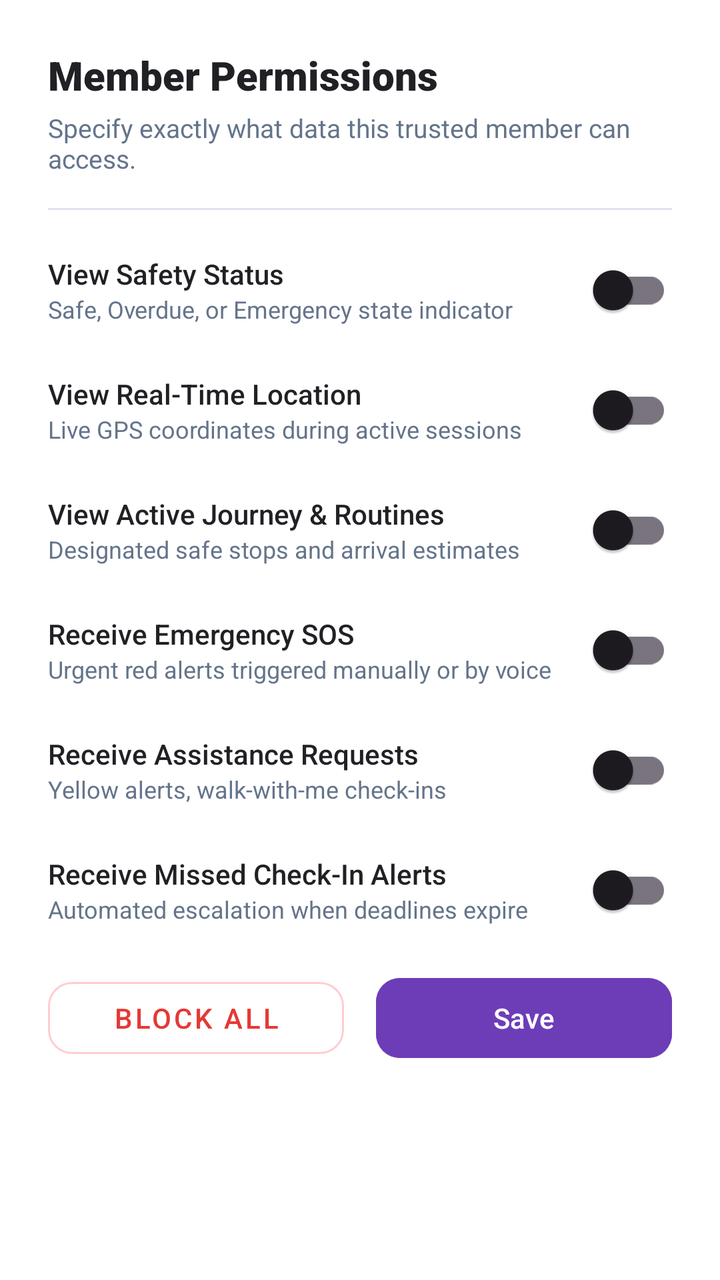
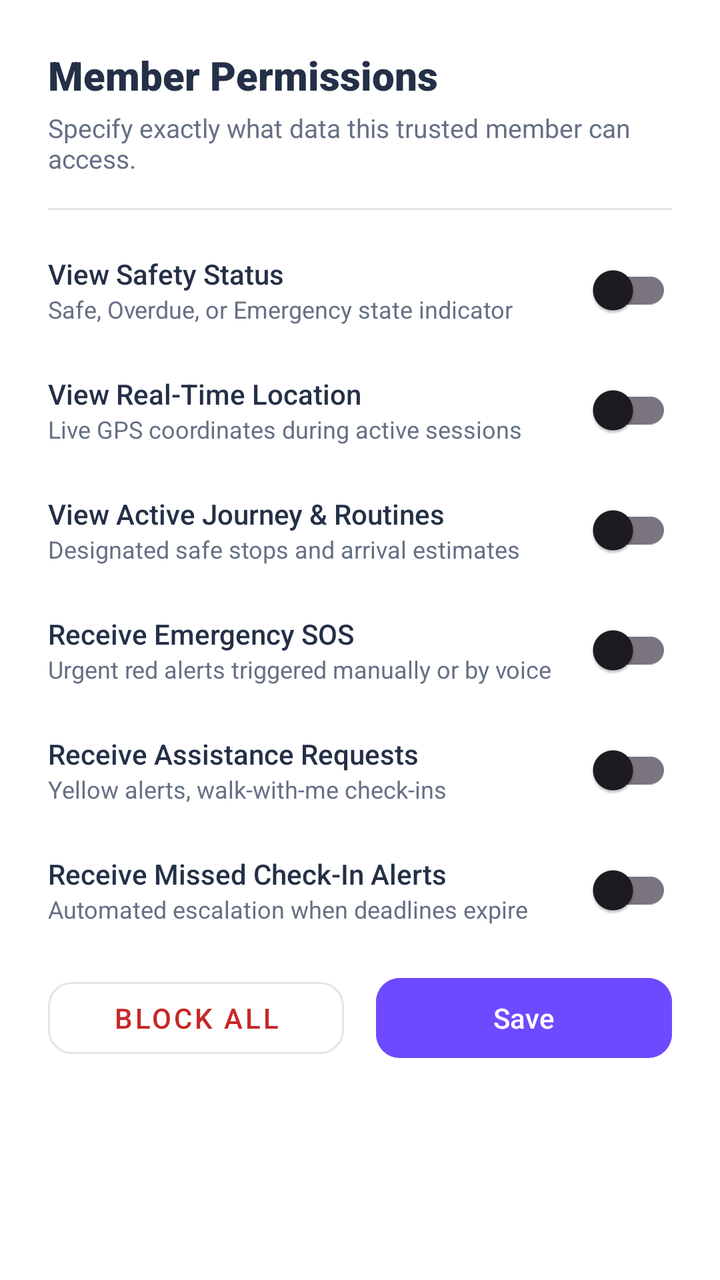

Compare the two renders of this Android layout. The source of the first and the diff that turns it into the second are given below.
<!-- AndroidManifest.xml: application theme Theme.EmpowHer -->
<!-- res/layout/dialog_edit_permissions.xml -->
<?xml version="1.0" encoding="utf-8"?>
<LinearLayout
    xmlns:android="http://schemas.android.com/apk/res/android"
    xmlns:app="http://schemas.android.com/apk/res-auto"
    xmlns:tools="http://schemas.android.com/tools"
    android:layout_width="match_parent"
    android:layout_height="wrap_content"
    android:background="@color/white"
    android:orientation="vertical"
    android:padding="24dp">

    <TextView
        android:id="@+id/tv_dialog_perm_title"
        android:layout_width="match_parent"
        android:layout_height="wrap_content"
        android:fontFamily="sans-serif-black"
        android:text="Member Permissions"
        android:textColor="@color/text_primary"
        android:textSize="20sp" />

    <TextView
        android:id="@+id/tv_dialog_perm_subtitle"
        android:layout_width="match_parent"
        android:layout_height="wrap_content"
        android:layout_marginTop="4dp"
        android:fontFamily="sans-serif"
        android:text="Specify exactly what data this trusted member can access."
        android:textColor="@color/text_secondary"
        android:textSize="13sp" />

    <View
        android:layout_width="match_parent"
        android:layout_height="1dp"
        android:layout_marginVertical="16dp"
        android:background="@color/subtle_border" />

    
    <LinearLayout
        android:layout_width="match_parent"
        android:layout_height="wrap_content"
        android:layout_marginBottom="12dp"
        android:gravity="center_vertical"
        android:orientation="horizontal">

        <LinearLayout
            android:layout_width="0dp"
            android:layout_height="wrap_content"
            android:layout_weight="1"
            android:orientation="vertical">

            <TextView
                android:layout_width="wrap_content"
                android:layout_height="wrap_content"
                android:fontFamily="sans-serif-medium"
                android:text="View Safety Status"
                android:textColor="@color/text_primary"
                android:textSize="14sp" />

            <TextView
                android:layout_width="wrap_content"
                android:layout_height="wrap_content"
                android:fontFamily="sans-serif"
                android:text="Safe, Overdue, or Emergency state indicator"
                android:textColor="@color/text_secondary"
                android:textSize="12sp" />
        </LinearLayout>

        <com.google.android.material.switchmaterial.SwitchMaterial
            android:id="@+id/switch_perm_status"
            android:layout_width="wrap_content"
            android:layout_height="wrap_content"
            app:useMaterialThemeColors="true" />
    </LinearLayout>

    
    <LinearLayout
        android:layout_width="match_parent"
        android:layout_height="wrap_content"
        android:layout_marginBottom="12dp"
        android:gravity="center_vertical"
        android:orientation="horizontal">

        <LinearLayout
            android:layout_width="0dp"
            android:layout_height="wrap_content"
            android:layout_weight="1"
            android:orientation="vertical">

            <TextView
                android:layout_width="wrap_content"
                android:layout_height="wrap_content"
                android:fontFamily="sans-serif-medium"
                android:text="View Real-Time Location"
                android:textColor="@color/text_primary"
                android:textSize="14sp" />

            <TextView
                android:layout_width="wrap_content"
                android:layout_height="wrap_content"
                android:fontFamily="sans-serif"
                android:text="Live GPS coordinates during active sessions"
                android:textColor="@color/text_secondary"
                android:textSize="12sp" />
        </LinearLayout>

        <com.google.android.material.switchmaterial.SwitchMaterial
            android:id="@+id/switch_perm_location"
            android:layout_width="wrap_content"
            android:layout_height="wrap_content"
            app:useMaterialThemeColors="true" />
    </LinearLayout>

    
    <LinearLayout
        android:layout_width="match_parent"
        android:layout_height="wrap_content"
        android:layout_marginBottom="12dp"
        android:gravity="center_vertical"
        android:orientation="horizontal">

        <LinearLayout
            android:layout_width="0dp"
            android:layout_height="wrap_content"
            android:layout_weight="1"
            android:orientation="vertical">

            <TextView
                android:layout_width="wrap_content"
                android:layout_height="wrap_content"
                android:fontFamily="sans-serif-medium"
                android:text="View Active Journey &amp; Routines"
                android:textColor="@color/text_primary"
                android:textSize="14sp" />

            <TextView
                android:layout_width="wrap_content"
                android:layout_height="wrap_content"
                android:fontFamily="sans-serif"
                android:text="Designated safe stops and arrival estimates"
                android:textColor="@color/text_secondary"
                android:textSize="12sp" />
        </LinearLayout>

        <com.google.android.material.switchmaterial.SwitchMaterial
            android:id="@+id/switch_perm_journey"
            android:layout_width="wrap_content"
            android:layout_height="wrap_content"
            app:useMaterialThemeColors="true" />
    </LinearLayout>

    
    <LinearLayout
        android:layout_width="match_parent"
        android:layout_height="wrap_content"
        android:layout_marginBottom="12dp"
        android:gravity="center_vertical"
        android:orientation="horizontal">

        <LinearLayout
            android:layout_width="0dp"
            android:layout_height="wrap_content"
            android:layout_weight="1"
            android:orientation="vertical">

            <TextView
                android:layout_width="wrap_content"
                android:layout_height="wrap_content"
                android:fontFamily="sans-serif-medium"
                android:text="Receive Emergency SOS"
                android:textColor="@color/text_primary"
                android:textSize="14sp" />

            <TextView
                android:layout_width="wrap_content"
                android:layout_height="wrap_content"
                android:fontFamily="sans-serif"
                android:text="Urgent red alerts triggered manually or by voice"
                android:textColor="@color/text_secondary"
                android:textSize="12sp" />
        </LinearLayout>

        <com.google.android.material.switchmaterial.SwitchMaterial
            android:id="@+id/switch_perm_sos"
            android:layout_width="wrap_content"
            android:layout_height="wrap_content"
            app:useMaterialThemeColors="true" />
    </LinearLayout>

    
    <LinearLayout
        android:layout_width="match_parent"
        android:layout_height="wrap_content"
        android:layout_marginBottom="12dp"
        android:gravity="center_vertical"
        android:orientation="horizontal">

        <LinearLayout
            android:layout_width="0dp"
            android:layout_height="wrap_content"
            android:layout_weight="1"
            android:orientation="vertical">

            <TextView
                android:layout_width="wrap_content"
                android:layout_height="wrap_content"
                android:fontFamily="sans-serif-medium"
                android:text="Receive Assistance Requests"
                android:textColor="@color/text_primary"
                android:textSize="14sp" />

            <TextView
                android:layout_width="wrap_content"
                android:layout_height="wrap_content"
                android:fontFamily="sans-serif"
                android:text="Yellow alerts, walk-with-me check-ins"
                android:textColor="@color/text_secondary"
                android:textSize="12sp" />
        </LinearLayout>

        <com.google.android.material.switchmaterial.SwitchMaterial
            android:id="@+id/switch_perm_assistance"
            android:layout_width="wrap_content"
            android:layout_height="wrap_content"
            app:useMaterialThemeColors="true" />
    </LinearLayout>

    
    <LinearLayout
        android:layout_width="match_parent"
        android:layout_height="wrap_content"
        android:layout_marginBottom="16dp"
        android:gravity="center_vertical"
        android:orientation="horizontal">

        <LinearLayout
            android:layout_width="0dp"
            android:layout_height="wrap_content"
            android:layout_weight="1"
            android:orientation="vertical">

            <TextView
                android:layout_width="wrap_content"
                android:layout_height="wrap_content"
                android:fontFamily="sans-serif-medium"
                android:text="Receive Missed Check-In Alerts"
                android:textColor="@color/text_primary"
                android:textSize="14sp" />

            <TextView
                android:layout_width="wrap_content"
                android:layout_height="wrap_content"
                android:fontFamily="sans-serif"
                android:text="Automated escalation when deadlines expire"
                android:textColor="@color/text_secondary"
                android:textSize="12sp" />
        </LinearLayout>

        <com.google.android.material.switchmaterial.SwitchMaterial
            android:id="@+id/switch_perm_missed_checkin"
            android:layout_width="wrap_content"
            android:layout_height="wrap_content"
            app:useMaterialThemeColors="true" />
    </LinearLayout>

    
    <LinearLayout
        android:layout_width="match_parent"
        android:layout_height="wrap_content"
        android:orientation="horizontal">

        <com.google.android.material.button.MaterialButton
            android:id="@+id/btn_revoke_all_perm"
            style="@style/Widget.MaterialComponents.Button.OutlinedButton"
            android:layout_width="0dp"
            android:layout_height="48dp"
            android:layout_marginEnd="8dp"
            android:layout_weight="1"
            android:text="Block All"
            android:textColor="#E53935"
            app:cornerRadius="12dp"
            app:strokeColor="#FFCDD2" />

        <com.google.android.material.button.MaterialButton
            android:id="@+id/btn_save_permissions"
            android:layout_width="0dp"
            android:layout_height="48dp"
            android:layout_marginStart="8dp"
            android:layout_weight="1"
            android:backgroundTint="@color/vibrant_purple"
            android:text="Save"
            android:textColor="@color/white"
            app:cornerRadius="12dp" />

    </LinearLayout>

</LinearLayout>
<!-- resources referenced by this layout -->
<resources>
  <color name="subtle_border">#E7DDF3</color>
  <color name="text_primary">#202124</color>
  <color name="text_secondary">#64748B</color>
  <color name="vibrant_purple">#6D3DB8</color>
  <color name="white">#FFFFFF</color>
  <style name="Theme.EmpowHer" parent="Base.Theme.EmpowHer" />
  <style name="Base.Theme.EmpowHer" parent="Theme.Material3.DayNight.NoActionBar">
          <item name="colorPrimary">@color/deep_purple</item>
          <item name="colorOnPrimary">@color/white</item>
          <item name="colorSecondary">@color/deep_purple</item>
          <item name="colorSurface">@color/woshield_card_bg</item>
          <item name="android:windowBackground">@color/woshield_bg</item>
          <item name="android:statusBarColor">@color/dark_purple</item>
      </style>
  <color name="deep_purple">#6D3DB8</color>
  <color name="woshield_card_bg">#FFFFFF</color>
  <color name="woshield_bg">#F8F6FC</color>
  <color name="dark_purple">#382253</color>
</resources>

<!-- the commit's change to res/layout/dialog_edit_permissions.xml (unified diff, before → after) -->
@@ -276,9 +276,9 @@
             android:layout_marginEnd="8dp"
             android:layout_weight="1"
             android:text="Block All"
-            android:textColor="#E53935"
+            android:textColor="@color/critical_red"
             app:cornerRadius="12dp"
-            app:strokeColor="#FFCDD2" />
+            app:strokeColor="@color/subtle_border" />
 
         <com.google.android.material.button.MaterialButton
             android:id="@+id/btn_save_permissions"
<!-- resource entries referenced after the edit -->
@@ -1,22 +1,33 @@
 <!-- resources referenced by this layout -->
 <resources>
-  <color name="subtle_border">#E7DDF3</color>
-  <color name="text_primary">#202124</color>
-  <color name="text_secondary">#64748B</color>
-  <color name="vibrant_purple">#6D3DB8</color>
+  <color name="critical_red">#C62828</color>
+  <color name="subtle_border">#E7E2EC</color>
+  <color name="text_primary">#243047</color>
+  <color name="text_secondary">#667085</color>
+  <color name="vibrant_purple">#6D4AFF</color>
   <color name="white">#FFFFFF</color>
   <style name="Theme.EmpowHer" parent="Base.Theme.EmpowHer" />
   <style name="Base.Theme.EmpowHer" parent="Theme.Material3.DayNight.NoActionBar">
-          <item name="colorPrimary">@color/deep_purple</item>
+          <item name="colorPrimary">@color/royal_violet</item>
           <item name="colorOnPrimary">@color/white</item>
-          <item name="colorSecondary">@color/deep_purple</item>
+          <item name="colorSecondary">@color/royal_violet</item>
           <item name="colorSurface">@color/woshield_card_bg</item>
           <item name="android:windowBackground">@color/woshield_bg</item>
-          <item name="android:statusBarColor">@color/dark_purple</item>
+          <item name="android:statusBarColor">@color/woshield_bg</item>
+          <item name="android:windowLightStatusBar" tools:targetApi="m">true</item>
+          <item name="materialCardViewStyle">@style/Widget.Woshield.Card</item>
       </style>
-  <color name="deep_purple">#6D3DB8</color>
+  <color name="royal_violet">#6D4AFF</color>
   <color name="woshield_card_bg">#FFFFFF</color>
-  <color name="woshield_bg">#F8F6FC</color>
-  <color name="dark_purple">#382253</color>
+  <color name="woshield_bg">#FFF7F0</color>
+  <style name="Widget.Woshield.Card" parent="Widget.Material3.CardView.Elevated">
+          <item name="cardCornerRadius">@dimen/radius_card</item>
+          <item name="cardElevation">@dimen/elevation_card</item>
+          <item name="strokeWidth">1dp</item>
+          <item name="strokeColor">@color/subtle_border</item>
+          <item name="cardBackgroundColor">@color/woshield_card_bg</item>
+      </style>
+  <dimen name="radius_card">16dp</dimen>
+  <dimen name="elevation_card">2dp</dimen>
 </resources>
 
